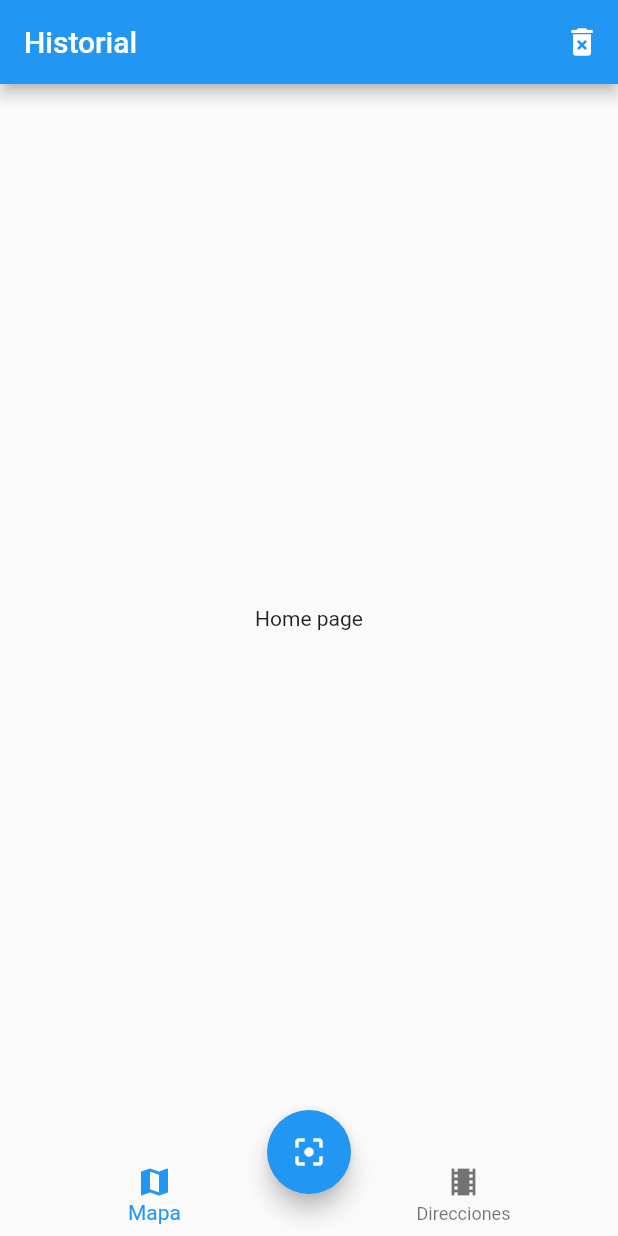
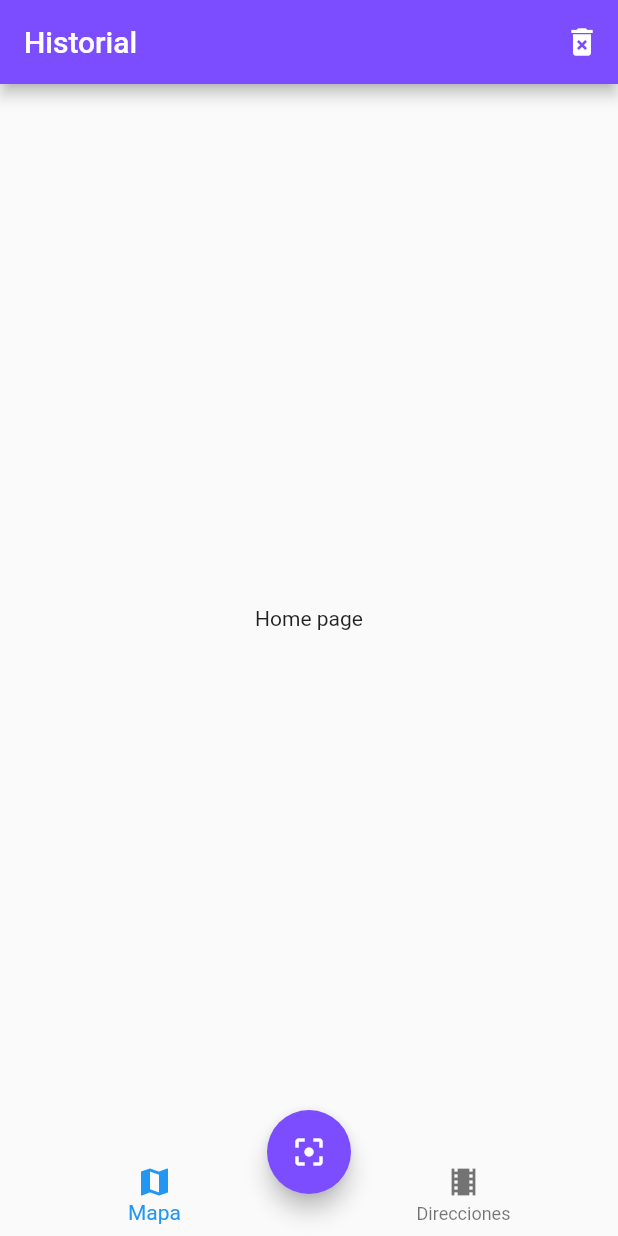
Before and after one commit to vjkc09/QR-Maps-Urls, a Flutter app: the screen it shows after launch, on a phone screen of 412 x 824 dp. Run offline on Flutter 3.47's test engine with Material 2 defaults, Android fonts, the phone set to English and light mode, and no system bars.

Commit message:
feat: tema personalizado app

```diff
--- a/lib/main.dart
+++ b/lib/main.dart
@@ -15,6 +15,12 @@ class MyApp extends StatelessWidget {
         'home': (BuildContext context) => HomePage(),
         'mapa': (BuildContext context) => MapaPage(),
       },
+      theme: ThemeData(
+        primaryColor: Colors.deepPurpleAccent,
+        floatingActionButtonTheme: FloatingActionButtonThemeData(
+          backgroundColor: Colors.deepPurpleAccent
+        )
+      ),
 
     );
   }
```
